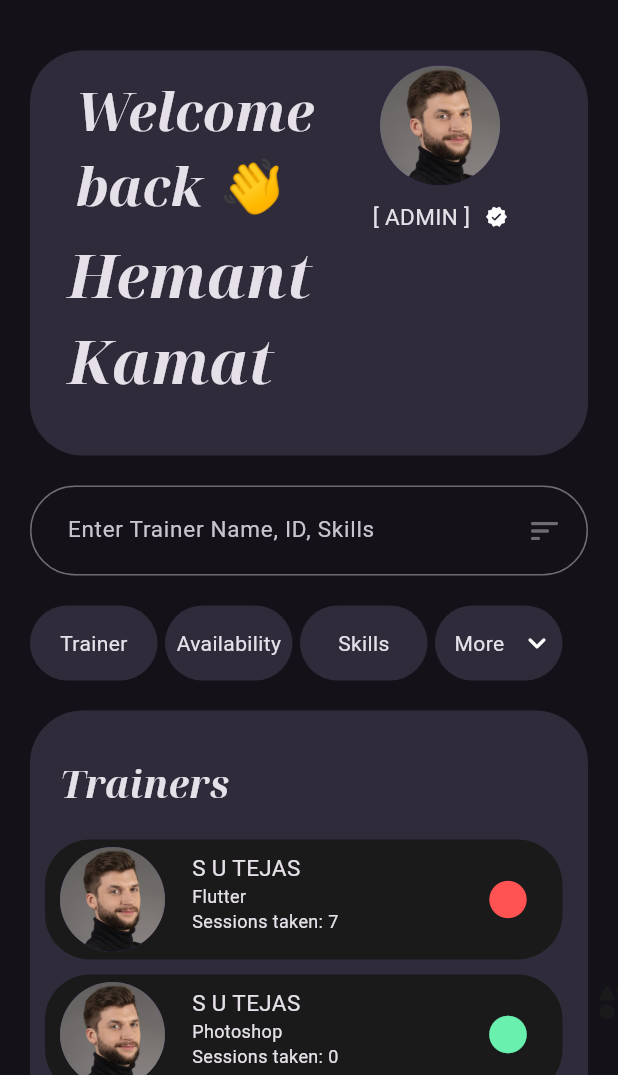
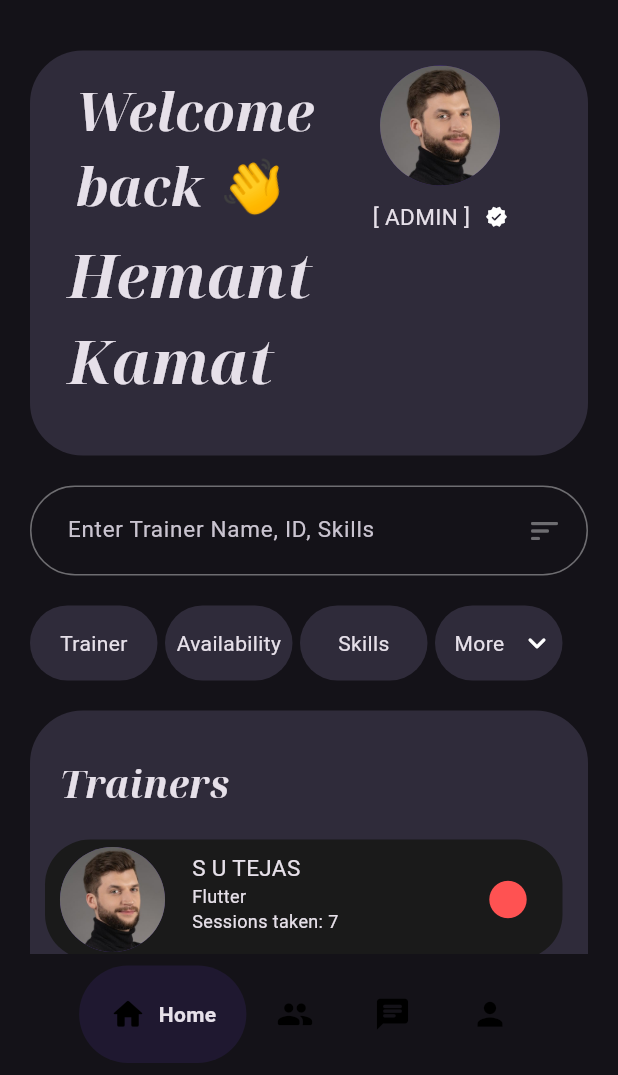
Before and after one commit to Adithya-sharma1316/mentor_map, a Flutter app: the LoginPage screen opened directly, after a tap on "Sign In", on a phone screen of 412 x 824 dp, the part 161-1236 px from its top. Run offline on Flutter 3.47's test engine with Material 3 defaults, Android fonts, the phone set to English and light mode, and no system bars; drawn by our look-alikes of google_nav_bar; our stand-ins replace flutter_speed_dial, google_fonts, lottie.

Commit message:
Added Bottom Nav

```diff
--- /dev/null
+++ b/lib/pages/admin_page.dart
@@ -0,0 +1,138 @@
+import 'package:flutter/material.dart';
+import 'package:google_fonts/google_fonts.dart';
+import 'package:mentor_map/widgets/custom_card.dart';
+
+import '../themes/themes.dart';
+import '../widgets/cus_app_bar.dart';
+import '../widgets/list_tile_cus.dart';
+import '../widgets/tabs_4.dart';
+import '../widgets/text_button_login.dart';
+import '../widgets/welcome_card.dart';
+import 'trainer_page.dart';
+
+class AdminPage extends StatelessWidget {
+  const AdminPage({super.key});
+
+  @override
+  Widget build(BuildContext context) {
+    return SingleChildScrollView(
+      child: Column(
+        children: [
+          const SizedBox(
+            height: 50,
+          ),
+          const CusAppBar(),
+          const SizedBox(
+            height: 30,
+          ),
+          const WelcomeCard(
+            verified: Icons.verified_rounded,
+            jobTitle: 'ADMIN',
+            profilePath: 'assets/images/person1.png',
+            fname: 'Hemant',
+            lname: 'Kamat',
+          ),
+          const SizedBox(
+            height: 20,
+          ),
+          //SEARCH FIELD
+          const LoginBtn1(
+            hintText: 'Enter Trainer Name, ID, Skills',
+            obscureText: false,
+            icon: Icon(Icons.sort_rounded),
+          ),
+          const SizedBox(
+            height: 20,
+          ),
+          //TABS
+          const Tabs4(
+            tab1: 'Trainer',
+            tab2: 'Availability',
+            tab3: 'Skills',
+            tab4: 'More',
+          ),
+          const SizedBox(
+            height: 20,
+          ),
+          CustomCard(
+            height: 500,
+            width: 380,
+            child: Column(
+              crossAxisAlignment: CrossAxisAlignment.start,
+              children: [
+                const SizedBox(
+                  height: 30,
+                ),
+                Padding(
+                  padding: const EdgeInsets.only(left: 20),
+                  child: Text(
+                    'Trainers',
+                    style: GoogleFonts.notoSerifDisplay(
+                        fontSize: 25,
+                        fontStyle: FontStyle.italic,
+                        fontWeight: FontWeight.bold),
+                  ),
+                ),
+                const SizedBox(
+                  height: 20,
+                ),
+                CustomListTile(
+                  onTap: () {
+                    Navigator.of(context).push(MaterialPageRoute(
+                        builder: (context) => const TrainerPage()));
+                  },
+                  color: red,
+                  session: '7',
+                  name: 'S U TEJAS',
+                  skills: 'Flutter',
+                ),
+                const SizedBox(
+                  height: 10,
+                ),
+                CustomListTile(
+                  onTap: () {
+                    Navigator.of(context).push(MaterialPageRoute(
+                        builder: (context) => const TrainerPage()));
+                  },
+                  color: green,
+                  session: '0',
+                  name: 'S U TEJAS',
+                  skills: 'Photoshop',
+                ),
+                const SizedBox(
+                  height: 10,
+                ),
+                CustomListTile(
+                  onTap: () {
+                    Navigator.of(context).push(MaterialPageRoute(
+                        builder: (context) => const TrainerPage()));
+                  },
+                  color: green,
+                  name: 'S U TEJAS',
+                  skills: 'Photoshop',
+                  session: '1',
+                ),
+                const SizedBox(
+                  height: 10,
+                ),
+                CustomListTile(
+                  onTap: () {
+                    Navigator.of(context).push(MaterialPageRoute(
+                        builder: (context) => const TrainerPage()));
+                  },
+                  color: yellow,
+                  session: '6',
+                  name: 'S U TEJAS',
+                  skills: 'Photoshop',
+                ),
+              ],
+            ),
+          ),
+          const SizedBox(
+            height: 40,
+          )
+        ],
+      ),
+    );
+  }
+}
--- /dev/null
+++ b/lib/pages/home_page.dart
@@ -0,0 +1,93 @@
+import 'package:flutter/material.dart';
+
+import 'package:google_nav_bar/google_nav_bar.dart';
+import '../pages/admin_page.dart';
+import 'chat_page.dart';
+import 'trainer_page.dart';
+
+import 'profile_page.dart';
+
+class HomePage extends StatefulWidget {
+  const HomePage({super.key});
+
+  @override
+  State<HomePage> createState() => _HomePageState();
+}
+
+class _HomePageState extends State<HomePage> {
+  final List pages = [
+    const AdminPage(),
+    const TrainerPage(),
+    const ChatPage(),
+    const ProfilePage(),
+  ];
+  int _selectedIndex = 0;
+
+  void navigatePage(int index) {
+    setState(() {
+      _selectedIndex = index;
+    });
+  }
+
+  @override
+  Widget build(BuildContext context) {
+    return Scaffold(
+      bottomNavigationBar: Padding(
+        padding: const EdgeInsets.all(8.0),
+        child: GNav(
+          padding: const EdgeInsets.all(20),
+          onTabChange: (index) => navigatePage(index),
+          mainAxisAlignment: MainAxisAlignment.center,
+          iconSize: 25,
+          tabBackgroundColor: Colors.deepPurpleAccent.withOpacity(0.1),
+          tabBorderRadius: 80,
+          tabs: const [
+            GButton(
+              icon: Icons.home_rounded,
+              text: 'Home',
+              gap: 8,
+            ),
+            GButton(
+              icon: Icons.group_rounded,
+              text: 'Trainers',
+              gap: 8,
+            ),
+            GButton(
+              icon: Icons.chat_rounded,
+              text: 'Chats',
+              gap: 8,
+            ),
+            GButton(
+              icon: Icons.person,
+              text: 'Profile',
+              gap: 8,
+            ),
+          ],
+        ),
+      ),
+      body: pages[_selectedIndex],
+    );
+  }
+}
+
+// floatingActionButton: SpeedDial(
+      //   spaceBetweenChildren: 10,
+      //   iconTheme: const IconThemeData(size: 30, color: black),
+      //   buttonSize: const Size(0, 65),
+      //   backgroundColor: yellow,
+      //   icon: Icons.interests_rounded,
+      //   childrenButtonSize: const Size(65, 60),
+      //   children: [
+      //     SpeedDialChild(
+      //         labelStyle: const TextStyle(
+      //             fontSize: 20, color: black, fontWeight: FontWeight.w400),
+      //         labelBackgroundColor: yellow,
+      //         backgroundColor: yellow,
+      //         child: const Icon(
+      //           Icons.chat_rounded,
+      //           size: 30,
+      //           color: black,
+      //         ),
+      //         label: 'Contact'),
+      //   ],
+      // ),
--- a/lib/pages/home_page_admin.dart
+++ /dev/null
@@ -1,161 +0,0 @@
-import 'package:flutter/material.dart';
-import 'package:flutter_speed_dial/flutter_speed_dial.dart';
-import 'package:google_fonts/google_fonts.dart';
-import 'package:mentor_map/widgets/welcome_card.dart';
-import '../pages/trainer_page.dart';
-import '../themes/themes.dart';
-import '../widgets/cus_app_bar.dart';
-import '../widgets/custom_card.dart';
-import '../widgets/list_tile_cus.dart';
-import '../widgets/tabs_4.dart';
-import '../widgets/text_button_login.dart';
-
-class HomePageAdmin extends StatelessWidget {
-  const HomePageAdmin({super.key});
-
-  @override
-  Widget build(BuildContext context) {
-    return Scaffold(
-      floatingActionButton: SpeedDial(
-        spaceBetweenChildren: 10,
-        iconTheme: const IconThemeData(size: 30, color: black),
-        buttonSize: const Size(0, 65),
-        backgroundColor: yellow,
-        icon: Icons.interests_rounded,
-        childrenButtonSize: const Size(65, 60),
-        children: [
-          SpeedDialChild(
-              labelStyle: const TextStyle(
-                  fontSize: 20, color: black, fontWeight: FontWeight.w400),
-              labelBackgroundColor: yellow,
-              backgroundColor: yellow,
-              child: const Icon(
-                Icons.chat_rounded,
-                size: 30,
-                color: black,
-              ),
-              label: 'Contact'),
-        ],
-      ),
-      body: SingleChildScrollView(
-        child: Column(
-          children: [
-            const SizedBox(
-              height: 50,
-            ),
-            const CusAppBar(),
-            const SizedBox(
-              height: 30,
-            ),
-            const WelcomeCard(
-              verified: Icons.verified_rounded,
-              jobTitle: 'ADMIN',
-              profilePath: 'assets/images/person1.png',
-              fname: 'Hemant',
-              lname: 'Kamat',
-            ),
-            const SizedBox(
-              height: 20,
-            ),
-            //SEARCH FIELD
-            const LoginBtn1(
-              hintText: 'Enter Trainer Name, ID, Skills',
-              obscureText: false,
-              icon: Icon(Icons.sort_rounded),
-            ),
-            const SizedBox(
-              height: 20,
-            ),
-            //TABS
-            const Tabs4(
-              tab1: 'Trainer',
-              tab2: 'Availability',
-              tab3: 'Skills',
-              tab4: 'More',
-            ),
-            const SizedBox(
-              height: 20,
-            ),
-            CustomCard(
-              height: 500,
-              width: 380,
-              child: Column(
-                crossAxisAlignment: CrossAxisAlignment.start,
-                children: [
-                  const SizedBox(
-                    height: 30,
-                  ),
-                  Padding(
-                    padding: const EdgeInsets.only(left: 20),
-                    child: Text(
-                      'Trainers',
-                      style: GoogleFonts.notoSerifDisplay(
-                          fontSize: 25,
-                          fontStyle: FontStyle.italic,
-                          fontWeight: FontWeight.bold),
-                    ),
-                  ),
-                  const SizedBox(
-                    height: 20,
-                  ),
-                  CustomListTile(
-                    onTap: () {
-                      Navigator.of(context).push(MaterialPageRoute(
-                          builder: (context) => const TrainerPage()));
-                    },
-                    color: red,
-                    session: '7',
-                    name: 'S U TEJAS',
-                    skills: 'Flutter',
-                  ),
-                  const SizedBox(
-                    height: 10,
-                  ),
-                  CustomListTile(
-                    onTap: () {
-                      Navigator.of(context).push(MaterialPageRoute(
-                          builder: (context) => const TrainerPage()));
-                    },
-                    color: green,
-                    session: '0',
-                    name: 'S U TEJAS',
-                    skills: 'Photoshop',
-                  ),
-                  const SizedBox(
-                    height: 10,
-                  ),
-                  CustomListTile(
-                    onTap: () {
-                      Navigator.of(context).push(MaterialPageRoute(
-                          builder: (context) => const TrainerPage()));
-                    },
-                    color: green,
-                    name: 'S U TEJAS',
-                    skills: 'Photoshop',
-                    session: '1',
-                  ),
-                  const SizedBox(
-                    height: 10,
-                  ),
-                  CustomListTile(
-                    onTap: () {
-                      Navigator.of(context).push(MaterialPageRoute(
-                          builder: (context) => const TrainerPage()));
-                    },
-                    color: yellow,
-                    session: '6',
-                    name: 'S U TEJAS',
-                    skills: 'Photoshop',
-                  ),
-                ],
-              ),
-            ),
-            const SizedBox(
-              height: 40,
-            )
-          ],
-        ),
-      ),
-    );
-  }
-}
--- a/lib/pages/login_page.dart
+++ b/lib/pages/login_page.dart
@@ -1,10 +1,11 @@
 import 'package:flutter/material.dart';
 import 'package:google_fonts/google_fonts.dart';
-import 'package:mentor_map/pages/home_page_admin.dart';
 import 'package:mentor_map/pages/signup_page.dart';
 import 'package:mentor_map/themes/themes.dart';
 import 'package:mentor_map/widgets/cta_buton.dart';
 import 'package:mentor_map/widgets/text_button_login.dart';
+
+import 'home_page.dart';
 
 class LoginPage extends StatefulWidget {
   const LoginPage({super.key});
@@ -67,7 +68,7 @@ class _LoginPageState extends State<LoginPage> {
                         GestureDetector(
                             onTap: () {
                               Navigator.of(context).push(MaterialPageRoute(
-                                  builder: (cntext) => const HomePageAdmin()));
+                                  builder: (cntext) => const HomePage()));
                             },
                             child: const CTAButton(text: 'Sign In')),
                         const SizedBox(
--- a/pubspec.yaml
+++ b/pubspec.yaml
@@ -34,6 +34,7 @@ dependencies:
   lottie:
   carousel_slider:
   flutter_speed_dial:
+  google_nav_bar:
 
 
   # The following adds the Cupertino Icons font to your application.
```
Also changed, not shown: lib/chats/broadcast_messages.dart (added, +10 -0 lines), lib/chats/calls.dart (added, +10 -0 lines), lib/chats/chats.dart (added, +10 -0 lines), lib/pages/chat_page.dart (added, +58 -0 lines), lib/pages/profile_page.dart (added, +66 -0 lines), pubspec.lock.
